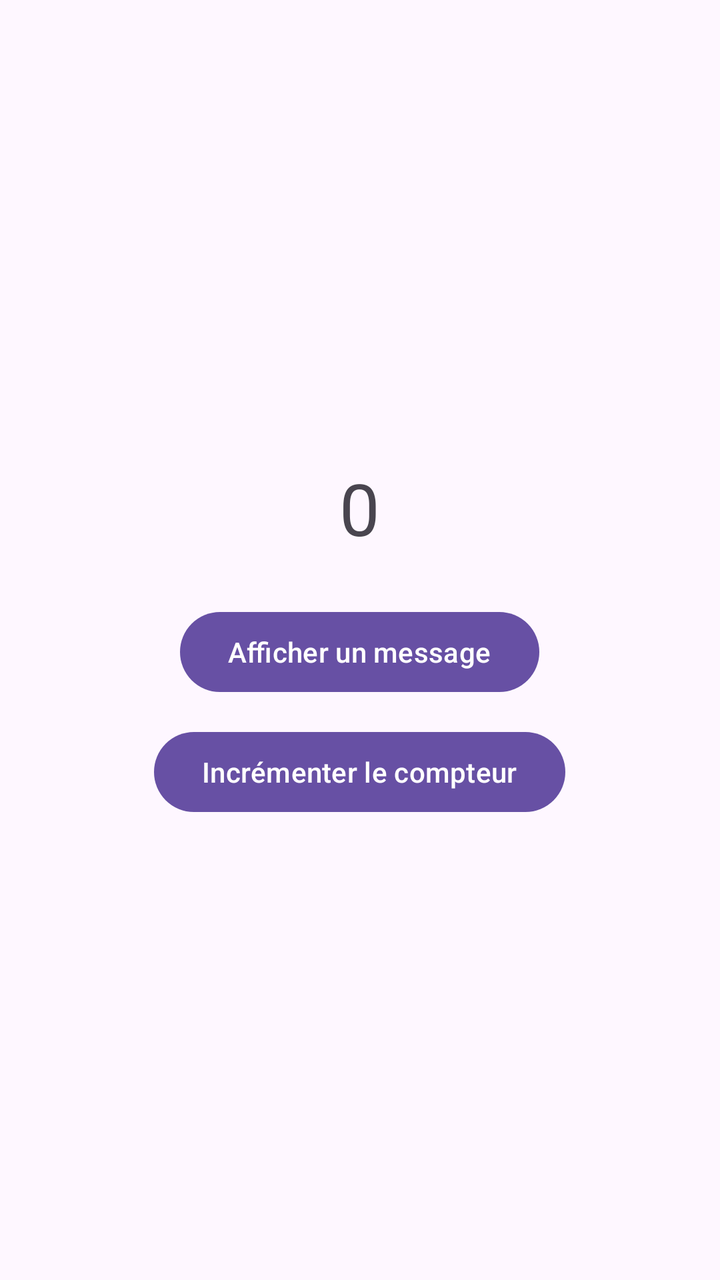
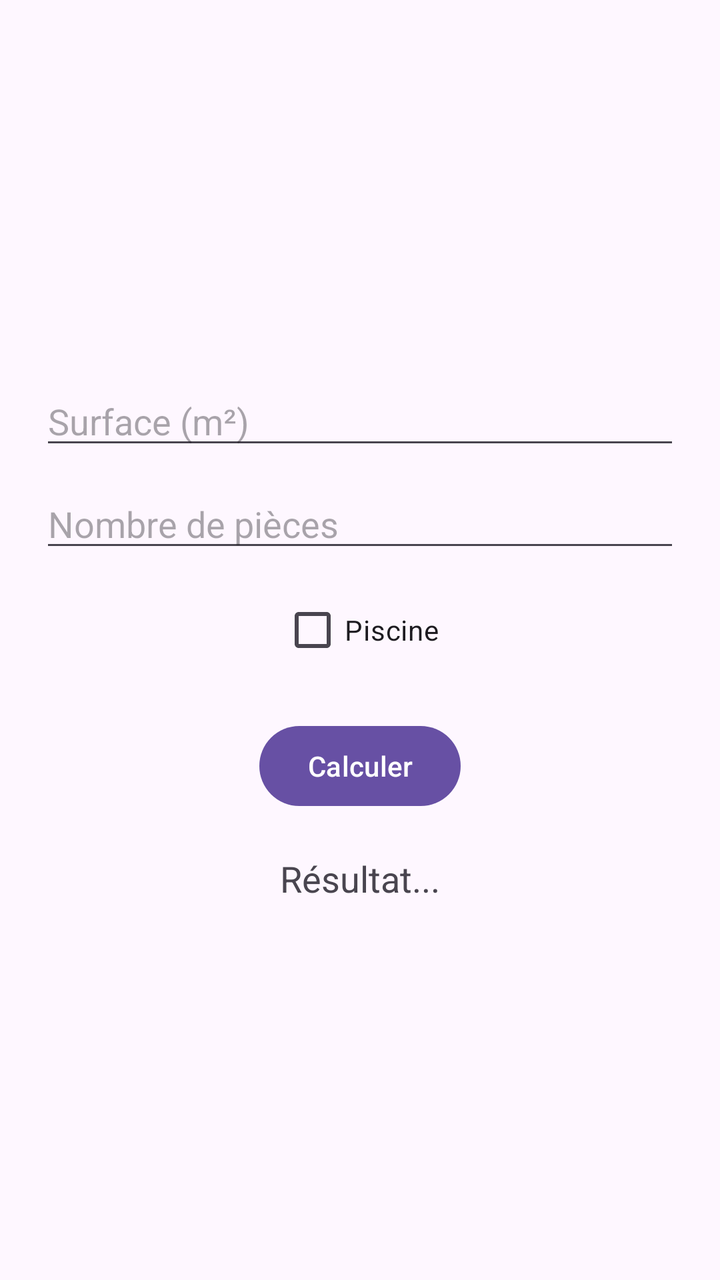

Two renders of the same Android screen: before a commit and after it. Below are the layout's source before the change and the commit's diff.
<!-- AndroidManifest.xml: application theme Theme.HelloToast -->
<!-- res/layout/activity_main.xml -->
<?xml version="1.0" encoding="utf-8"?>
<LinearLayout xmlns:android="http://schemas.android.com/apk/res/android"
    android:layout_width="match_parent"
    android:layout_height="match_parent"
    android:orientation="vertical"
    android:gravity="center"
    android:padding="16dp">

    
    <TextView
        android:id="@+id/text_count"
        android:layout_width="wrap_content"
        android:layout_height="wrap_content"
        android:text="0"
        android:textSize="36sp"
        android:layout_marginBottom="24dp" />

    
    <Button
        android:id="@+id/button_toast"
        android:layout_width="wrap_content"
        android:layout_height="wrap_content"
        android:text="Afficher un message"
        android:layout_marginBottom="12dp" />

    
    <Button
        android:id="@+id/button_count"
        android:layout_width="wrap_content"
        android:layout_height="wrap_content"
        android:text="Incrémenter le compteur" />

</LinearLayout>
<!-- resources referenced by this layout -->
<resources>
  <style name="Theme.HelloToast" parent="Base.Theme.HelloToast" />
  <style name="Base.Theme.HelloToast" parent="Theme.Material3.DayNight.NoActionBar">
          
          
      </style>
</resources>

<!-- the commit's change to res/layout/activity_main.xml (unified diff, before → after) -->
@@ -3,31 +3,45 @@
     android:layout_width="match_parent"
     android:layout_height="match_parent"
     android:orientation="vertical"
-    android:gravity="center"
-    android:padding="16dp">
+    android:padding="20dp"
+    android:gravity="center">
 
-    
-    <TextView
-        android:id="@+id/text_count"
+    <EditText
+        android:id="@+id/input_surface"
+        android:layout_width="match_parent"
+        android:layout_height="wrap_content"
+        android:hint="Surface (m²)"
+        android:inputType="numberDecimal" />
+
+    <EditText
+        android:id="@+id/input_pieces"
+        android:layout_width="match_parent"
+        android:layout_height="wrap_content"
+        android:hint="Nombre de pièces"
+        android:inputType="number"
+        android:layout_marginTop="10dp"/>
+
+    <CheckBox
+        android:id="@+id/checkbox_piscine"
         android:layout_width="wrap_content"
         android:layout_height="wrap_content"
-        android:text="0"
-        android:textSize="36sp"
-        android:layout_marginBottom="24dp" />
+        android:text="Piscine"
+        android:layout_marginTop="10dp"/>
 
-    
     <Button
-        android:id="@+id/button_toast"
+        android:id="@+id/button_calcul"
         android:layout_width="wrap_content"
         android:layout_height="wrap_content"
-        android:text="Afficher un message"
-        android:layout_marginBottom="12dp" />
+        android:text="Calculer"
+        android:layout_marginTop="20dp"/>
 
-    
-    <Button
-        android:id="@+id/button_count"
+    <TextView
+        android:id="@+id/result"
         android:layout_width="wrap_content"
         android:layout_height="wrap_content"
-        android:text="Incrémenter le compteur" />
+        android:text="Résultat..."
+        android:textSize="18sp"
+        android:layout_marginTop="20dp"
+        android:gravity="center"/>
 
 </LinearLayout>
